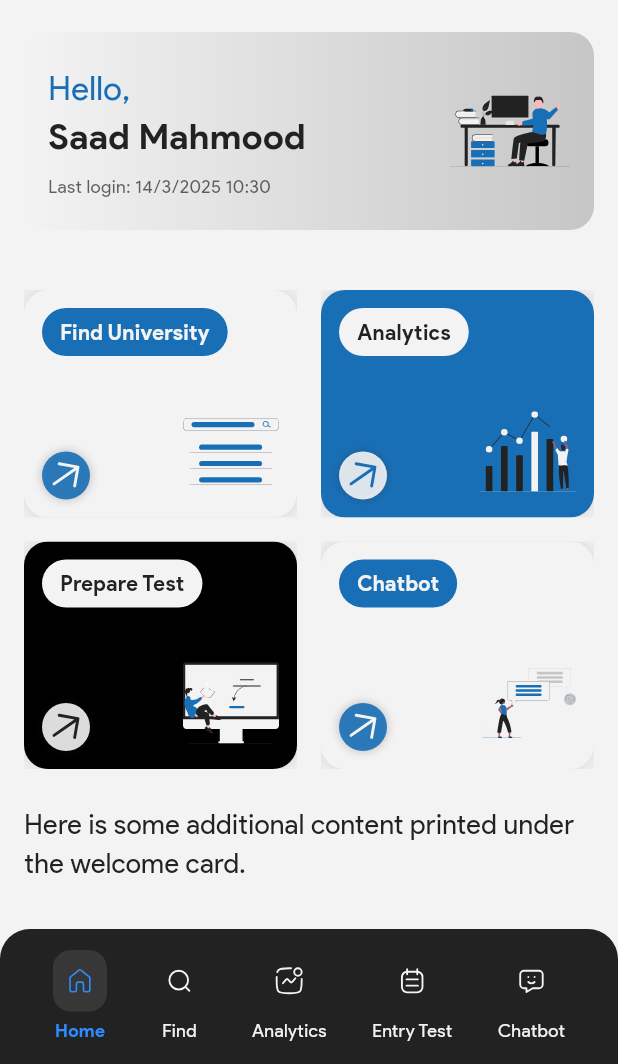
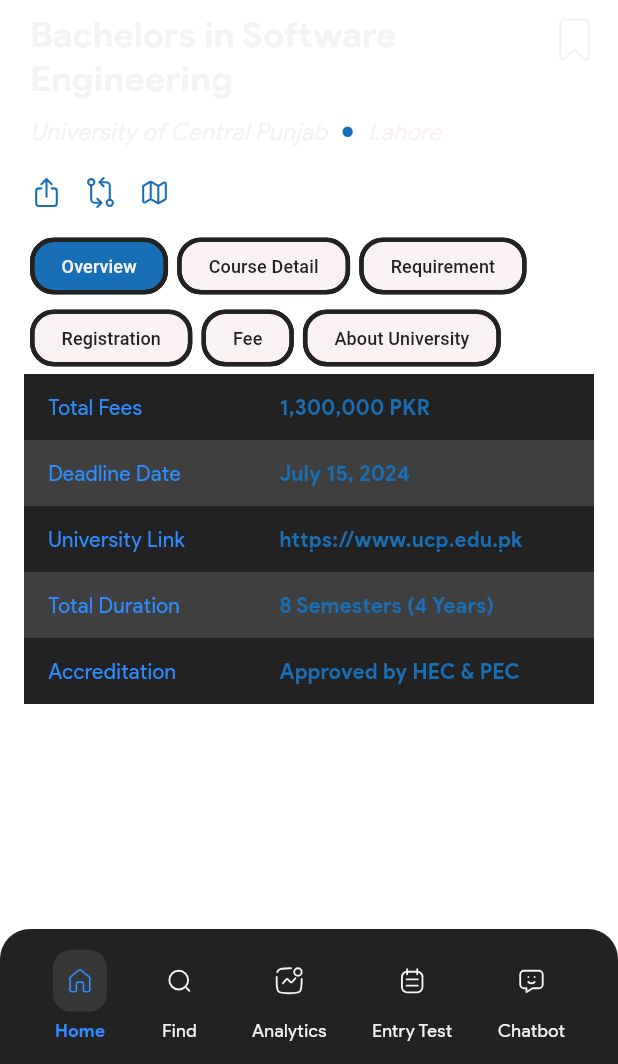
Before and after one commit to guidera-git/guidera_app, a Flutter app: the screen it shows after launch, after a tap on "Home", on a phone screen of 412 x 824 dp, the part 172-1236 px from its top. Run offline on Flutter 3.47's test engine with Material 3 defaults, Android fonts, the light colour scheme and no system bars; our stand-ins replace flutter_svg, lottie; Roboto replaces fonts that are missing (Product Sans).

Commit message:
add uni-info

```diff
--- a/lib/main.dart
+++ b/lib/main.dart
@@ -1,6 +1,7 @@
 import 'package:flutter/material.dart';
 import 'package:guidera_app/screens/home_screen.dart';
 import 'package:guidera_app/screens/recommendation_results_screen.dart';
+import 'package:guidera_app/screens/university_information.dart';
 import 'package:guidera_app/screens/university_search_screen.dart';
 import 'screens/splash_screen.dart';
 import 'theme/theme.dart';
@@ -20,7 +21,7 @@
       theme: lightTheme,
       darkTheme: darkTheme,
       themeMode: ThemeMode.system, // Auto-switch between light/dark mode
-      home: const SplashScreen(),
+      home: const UniversityInformation(),
     );
   }
 }
--- /dev/null
+++ b/lib/screens/university_information.dart
@@ -0,0 +1,446 @@
+import 'package:flutter/material.dart';
+import 'package:flutter_svg/flutter_svg.dart';
+import 'package:guidera_app/theme/app_colors.dart';
+import 'package:guidera_app/widgets/header.dart';
+import 'package:guidera_app/widgets/fancy_bottom_nav_bar.dart';
+import 'package:guidera_app/widgets/fancy_nav_item.dart';
+
+
+class UniversityInformation extends StatefulWidget {
+  const UniversityInformation({Key? key}) : super(key: key);
+
+  @override
+  State<UniversityInformation> createState() => _UniversityInformationState();
+}
+
+class _UniversityInformationState extends State<UniversityInformation> {
+  int selectedIndex = 0;
+  int _navIndex = 0;
+
+  final List<String> chipLabels = [
+    'Overview',
+    'Course Detail',
+    'Requirement',
+    'Registration',
+    'Fee',
+    'About University',
+  ];
+
+  static const List<Color> rowColors = [
+    Color(0xFF222222),
+    Color(0xFF3F3F3F),
+  ];
+
+  List<Map<String, String>> _generateOverviewItems() {
+    return [
+      {
+        'Total Fees': '1,300,000 PKR',
+        'Deadline Date': 'July 15, 2024',
+        'University Link': 'https://www.ucp.edu.pk',
+        'Total Duration': '8 Semesters (4 Years)',
+        'Accreditation': 'Approved by HEC & PEC',
+      },
+    ];
+  }
+
+  List<Map<String, String>> _generateCourseDetails() {
+    return [
+      {
+        'Programme Name': 'BSSE',
+        'Program Link': 'https://ucp.edu.pk/bs-software-engineering',
+        'Credit Hours': '133',
+        'Duration': '8 semesters',
+        'Course Type': 'Undergraduate',
+        'Degree Awarded': 'Bachelor of Software Engineering',
+      }
+    ];
+  }
+
+  List<Map<String, String>> _generateRequirements() {
+    return [
+      {
+        'FSC Pre-Medical': '50% Marks',
+        'FSC Pre-Engineering': '50% Marks',
+        'ICS Physics': '50% Marks',
+        'Entry Test': 'Pass Required',
+      },
+    ];
+  }
+
+  List<Map<String, String>> _generateRegistrationInfo() {
+    return [
+      {
+        'Application Submission Deadline': 'July 5 (Fri)',
+        'Admission Test (ECAT) Deadline': 'Jul 8 (Mon) - Jul 19 (Fri)',
+        'Financial Aid Application Deadline': 'N/A',
+        'SAT Deadline': 'Jul 23 (Tue)',
+        'Commencement of Classes': 'Aug 19 (Mon)',
+        'Last Registration Date': 'July 30 (Tue)',
+        'University Website': 'https://admissions.ucp.edu.pk'
+      },
+    ];
+  }
+
+  List<Map<String, String>> _generateFeeDetails() {
+    return [
+      {
+        'per_credit_hour_fee': '10,000 PKR',
+        'total_tution_fee': '1,300,000 PKR',
+      },
+    ];
+  }
+
+  List<Map<String, String>> _generateUniversityInfo() {
+    return [
+      {
+        'university_title': 'University of Central Punjab',
+        'introduction': 'The National University of Computer & Emerging Sciences has the honor of being the first multi-campus private sector university set up under the Federal Charter granted by Ordinance No.XXIII of 2000, dated July 01, 2000.',
+        'main_link': 'https://www.ucp.edu.pk',
+        'ranking': 'Top 10 in Punjab',
+        'info_email': 'admissions@ucp.edu.pk',
+        'Phone': '+92 42 35880007',
+        'instagram': 'https://www.instagram.com/fast_nuces/',
+        'facebook': 'https://www.facebook.com/FastUniversityOfficial/',
+        'twitter': 'https://www.twitter.com/FastNuOfficial',
+      },
+    ];
+  }
+
+  Future<List<Map<String, String>>> _fetchSectionData(int index) async {
+    await Future.delayed(const Duration(milliseconds: 500));
+    switch (index) {
+      case 0:
+        return _generateOverviewItems();
+      case 1:
+        return _generateCourseDetails();
+      case 2:
+        return _generateRequirements();
+      case 3:
+        return _generateRegistrationInfo();
+      case 4:
+        return _generateFeeDetails();
+      case 5:
+        return _generateUniversityInfo();
+      default:
+        return [];
+    }
+  }
+  Widget _buildMapConsentCard() {
+    return Card(
+      margin: const EdgeInsets.all(16),
+      color: AppColors.myWhite,
+      child: Padding(
+        padding: const EdgeInsets.all(16.0),
+        child: Column(
+          children: [
+            const Text(
+              "To activate the map, click on the \"Show map\" button. We would like to point out that data will be transmitted to OpenStreetMap after activation. You can find out more in our privacy policy. You can revoke your consent to the transmission of data at any time.",
+              textAlign: TextAlign.center,
+              style: TextStyle(
+                color: AppColors.lightBlue,
+                fontSize: 12,
+                fontFamily: "ProductSans",
+              ),
+            ),
+            const SizedBox(height: 16),
+            ElevatedButton(
+              style: ElevatedButton.styleFrom(
+                backgroundColor: AppColors.darkBlue,
+                shape: RoundedRectangleBorder(
+                  borderRadius: BorderRadius.circular(8),
+                ),
+              ),
+              onPressed: () {
+                // Add your map activation logic here
+                ScaffoldMessenger.of(context).showSnackBar(
+                  const SnackBar(
+                    content: Text('Map functionality would be implemented here'),
+                  ),
+                );
+              },
+              child: const Text(
+                "Show Map",
+                style: TextStyle(
+                  color: AppColors.myWhite,
+                  fontFamily: "ProductSans",
+                ),
+              ),
+            ),
+          ],
+        ),
+      ),
+    );
+  }
+
+  Widget _buildTableRow(String label, String value, int rowIndex) {
+    return Container(
+      decoration: BoxDecoration(
+        color: rowColors[rowIndex % rowColors.length],
+      ),
+      padding: const EdgeInsets.symmetric(vertical: 12, horizontal: 16),
+      child: Row(
+        crossAxisAlignment: CrossAxisAlignment.start,
+        children: [
+          Expanded(
+            flex: 4,
+            child: Text(
+              label,
+              style: const TextStyle(
+                color: AppColors.lightBlue,
+                fontSize: 14,
+                fontFamily: "ProductSans",
+              ),
+            ),
+          ),
+          const SizedBox(width: 25),
+          Expanded(
+            flex: 6,
+            child: (label.contains('Link') || label.contains('Social Media'))
+                ? GestureDetector(
+              onTap: () {
+                /* Handle link opening */
+              },
+              child: Text(
+                value,
+                style: TextStyle(
+                  color: AppColors.darkBlue,
+                  fontSize: 14,
+                  fontFamily: "ProductSans",
+                  fontWeight: FontWeight.bold,
+                  decoration: TextDecoration.underline,
+                ),
+              ),
+            )
+                : Text(
+              value,
+              style: TextStyle(
+                color: AppColors.darkBlue,
+                fontSize: 14,
+                fontFamily: "ProductSans",
+                fontWeight: FontWeight.bold,
+              ),
+              softWrap: true,
+            ),
+          ),
+        ],
+      ),
+    );
+  }
+
+  Widget _buildInfoChip(int index) {
+    bool isSelected = selectedIndex == index;
+    return GestureDetector(
+      onTap: () => setState(() => selectedIndex = index),
+      child: Chip(
+        backgroundColor: isSelected ? AppColors.darkBlue : AppColors.darkGray,
+        shape: RoundedRectangleBorder(
+          borderRadius: BorderRadius.circular(16),
+          side: BorderSide(color: AppColors.myBlack, width: 3),
+        ),
+        label: Text(
+          chipLabels[index],
+          style: TextStyle(
+            color: isSelected ? AppColors.myWhite : AppColors.myBlack,
+            fontSize: 12,
+            fontFamily: 'Product Sans',
+          ),
+        ),
+        padding: const EdgeInsets.symmetric(horizontal: 10, vertical: 6),
+      ),
+    );
+  }
+
+  @override
+  Widget build(BuildContext context) {
+    return Scaffold(
+      body: Stack(
+        children: [
+          Column(
+            children: [
+              const GuideraHeader(),
+              Padding(
+                padding: const EdgeInsets.only(
+                    top: 3.0, left: 20.0, right: 20.0),
+                child: Row(
+                  mainAxisAlignment: MainAxisAlignment.spaceBetween,
+                  crossAxisAlignment: CrossAxisAlignment.start,
+                  children: [
+                    Expanded(
+                      child: Text(
+                        "Bachelors in Software\nEngineering",
+                        style: TextStyle(
+                          fontSize: 24,
+                          fontWeight: FontWeight.bold,
+                          fontFamily: "ProductSans",
+                          color: AppColors.myWhite,
+                          height: 1.2,
+                        ),
+                        maxLines: 2,
+                        softWrap: true,
+                      ),
+                    ),
+                    Transform.translate(
+                      offset: const Offset(8, 1),
+                      child: SvgPicture.asset(
+                        "assets/images/save.svg",
+                        height: 34,
+                        colorFilter: ColorFilter.mode(
+                          AppColors.myWhite,
+                          BlendMode.srcIn,
+                        ),
+                      ),
+                    ),
+                  ],
+                ),
+              ),
+              Padding(
+                padding: const EdgeInsets.symmetric(horizontal: 20.0),
+                child: Column(
+                  crossAxisAlignment: CrossAxisAlignment.start,
+                  children: [
+                    const SizedBox(height: 10),
+                    Row(
+                      children: [
+                        Text(
+                          "University of Central Punjab",
+                          style: TextStyle(
+                            fontStyle: FontStyle.italic,
+                            color: AppColors.myWhite,
+                            fontSize: 16,
+                            fontFamily: "ProductSans",
+                          ),
+                        ),
+                        Padding(
+                          padding: const EdgeInsets.symmetric(horizontal: 6.0),
+                          child: SvgPicture.asset(
+                            "assets/images/dot.svg",
+                            height: 15,
+                            colorFilter: ColorFilter.mode(
+                              AppColors.darkBlue,
+                              BlendMode.srcIn,
+                            ),
+                          ),
+                        ),
+                        Text(
+                          "Lahore",
+                          style: TextStyle(
+                            color: AppColors.darkGray,
+                            fontSize: 16,
+                            fontStyle: FontStyle.italic,
+                            fontFamily: "ProductSans",
+                          ),
+                        ),
+                      ],
+                    ),
+                    const SizedBox(height: 18),
+                    Row(
+                      children: [
+                        SvgPicture.asset(
+                          "assets/images/share.svg",
+                          height: 22,
+                          colorFilter: ColorFilter.mode(
+                            AppColors.darkBlue,
+                            BlendMode.srcIn,
+                          ),
+                        ),
+                        const SizedBox(width: 14),
+                        SvgPicture.asset(
+                          "assets/images/compare.svg",
+                          height: 22,
+                          colorFilter: ColorFilter.mode(
+                            AppColors.darkBlue,
+                            BlendMode.srcIn,
+                          ),
+                        ),
+                        const SizedBox(width: 14),
+                        SvgPicture.asset(
+                          "assets/images/map.svg",
+                          height: 22,
+                          colorFilter: ColorFilter.mode(
+                            AppColors.darkBlue,
+                            BlendMode.srcIn,
+                          ),
+                        ),
+                      ],
+                    ),
+                    const SizedBox(height: 14),
+                    Wrap(
+                      spacing: 6.0,
+                      children: List.generate(
+                        chipLabels.length,
+                            (index) => _buildInfoChip(index),
+                      ),
+                    ),
+                  ],
+                ),
+              ),
+              Expanded(
+                child: FutureBuilder<List<Map<String, String>>>(
+                  future: _fetchSectionData(selectedIndex),
+                  builder: (context, snapshot) {
+                    if (snapshot.connectionState == ConnectionState.waiting) {
+                      return const Center(child: CircularProgressIndicator());
+                    }
+                    if (snapshot.hasError) {
+                      return Center(child: Text('Error: ${snapshot.error}'));
+                    }
+                    final data = snapshot.data?.first ?? {};
+                    final entries = data.entries.toList();
+
+                    return Padding(
+                      padding: const EdgeInsets.symmetric(horizontal: 16.0),
+                      child: ListView.builder(
+                        itemCount: entries.length + (selectedIndex == 5 ? 1 : 0), // Added
+                        itemBuilder: (context, index) {
+                          if (index < entries.length) {
+                            final entry = entries[index];
+                            return _buildTableRow(entry.key, entry.value, index);
+                          }
+                          if (selectedIndex == 5) { // Show card only for About University
+                            return _buildMapConsentCard();
+                          }
+                          return const SizedBox.shrink();
+                        },
+                      ),
+                    );
+                  },
+                ),
+              ),
+            ],
+          ),
+          Positioned(
+            top: 90,
+            left: 20,
+            child: Transform.rotate(
+              angle: 0.0,
+              child: GestureDetector(
+                onTap: () => Navigator.pop(context),
+                child: SvgPicture.asset(
+                  "assets/images/back.svg",
+                  height: 28,
+                  colorFilter: ColorFilter.mode(
+                    AppColors.myWhite,
+                    BlendMode.srcIn,
+                  ),
+                ),
+              ),
+            ),
+          ),
+        ],
+      ),
+      bottomNavigationBar: GuideraBottomNavBar(
+        items: [
+          FancyNavItem(label: "Home", svgPath: "assets/images/home.svg"),
+          FancyNavItem(label: "Find", svgPath: "assets/images/search.svg"),
+          FancyNavItem(
+              label: "Analytics", svgPath: "assets/images/analytics.svg"),
+          FancyNavItem(
+              label: "Entry Test", svgPath: "assets/images/entry_test.svg"),
+          FancyNavItem(label: "Chatbot", svgPath: "assets/images/chatbot.svg"),
+        ],
+        initialIndex: _navIndex,
+        onItemSelected: (index) => setState(() => _navIndex = index),
+      ),
+    );
+  }
+}
```
Also changed, not shown: assets/images/map.svg (added), assets/images/scrolLine.svg (added), assets/images/share.svg (added), pubspec.lock.
